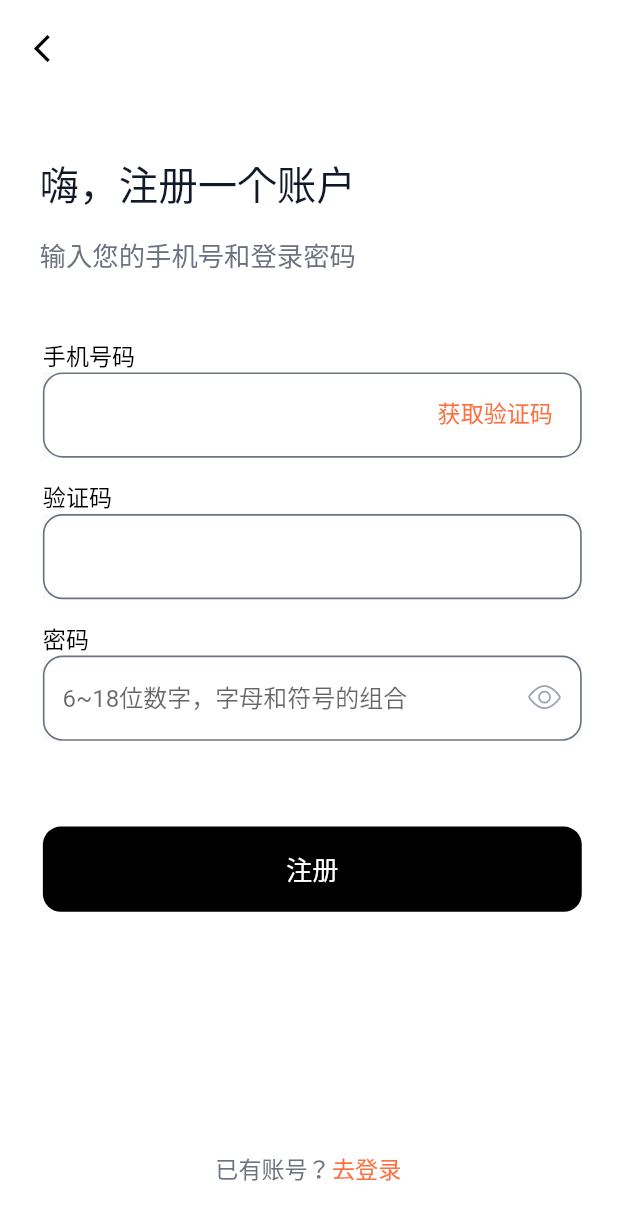
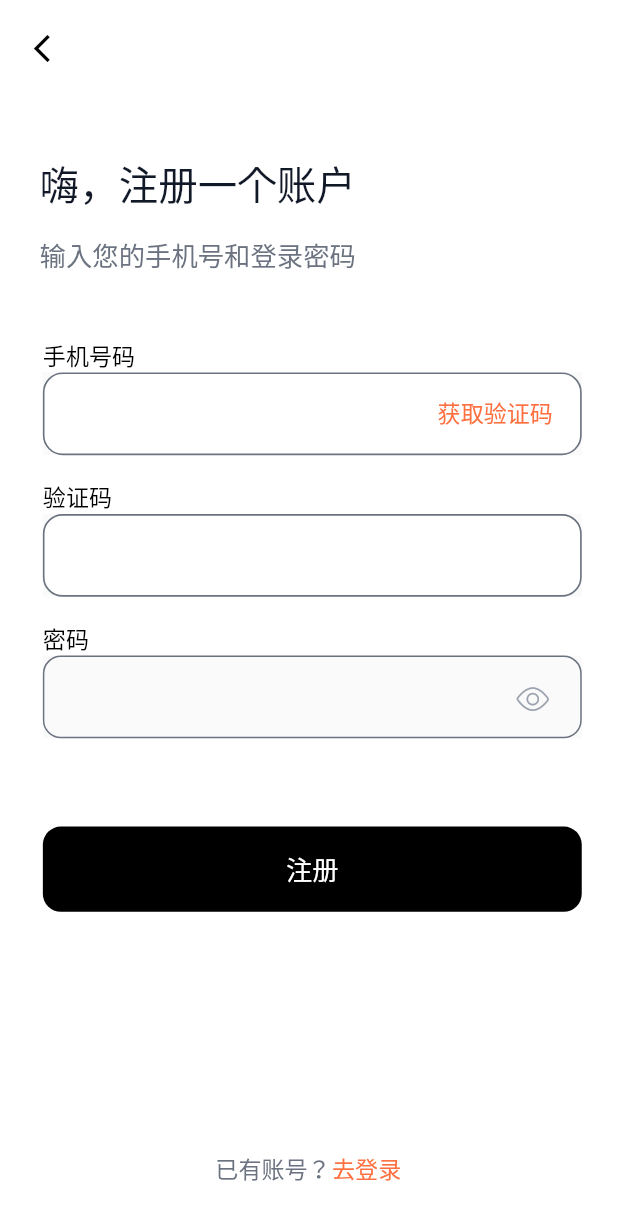
Before and after one commit to IvanLIU-11/PE-Over-Cloud, a Flutter app: the RegisterPage screen opened by its route, on a phone screen of 412 x 824 dp. Shown: the top 1220 px of the screen. Run offline on Flutter 3.47's test engine with Material 2 defaults, Android fonts, the phone set to English and light mode, and no system bars; our stand-ins replace flutter_screenutil, fluttertoast, get, pin_code_fields; Roboto replaces fonts that are missing (syhtFamily).

Commit message:
完成前端登陆注册内容，消除适配Bug

```diff
--- a/lib/screens/users/registerpage.dart
+++ b/lib/screens/users/registerpage.dart
@@ -2,7 +2,7 @@
  * @Author: IvanLiu
  * @LastEditors: IvanLiu
  * @Date: 2022-11-25 15:50:20
- * @LastEditTime: 2022-11-28 13:43:05
+ * @LastEditTime: 2022-11-28 17:31:48
  * @Descripttion:
  */
 
@@ -195,10 +195,12 @@ class _RegisterPageState extends State<RegisterPage> {
                         fontWeight: FontWeight.normal,
                       ),
                     ),
-                    Material(
+                    Expanded(
+                      child: Material(
                         child: Container(
                           height: 56.h,
                           width: 327.w,
+                          alignment: Alignment.centerLeft,
                           decoration: BoxDecoration(
                               color: Colors.white,
                               border: Border.all(
@@ -212,9 +214,15 @@ class _RegisterPageState extends State<RegisterPage> {
                           child: TextField(
                             controller: phoneController,
                             focusNode: _fnphone,
+                            style: TextStyle(
+                              color: const Color.fromRGBO(17, 24, 39, 1),
+                              fontSize: 18.sp,
+                              fontWeight: FontWeight.normal,
+                              fontFamily: "syhtFamily",
+                            ),
                             decoration: InputDecoration(
-                            border: const OutlineInputBorder(
-                                borderSide: BorderSide.none),
+                              border: InputBorder.none,
+                              isCollapsed: true,
                               prefixText: "+86 ",
                               prefixStyle: TextStyle(
                                 color: !isPhoneFocused
@@ -229,6 +237,7 @@ class _RegisterPageState extends State<RegisterPage> {
                           ),
                         ),
                       ),
+                    )
                   ],
                 ),
               ),
@@ -254,10 +263,13 @@ class _RegisterPageState extends State<RegisterPage> {
                         fontWeight: FontWeight.normal,
                       ),
                     ),
-                    Material(
+                    Expanded(
+                      child: Material(
                         child: Container(
                           height: 56.h,
                           width: 327.w,
+                          padding: EdgeInsets.fromLTRB(12.w, 0, 12.w, 0),
+                          alignment: Alignment.center,
                           decoration: BoxDecoration(
                               color: Colors.white,
                               border: Border.all(
@@ -268,12 +280,20 @@ class _RegisterPageState extends State<RegisterPage> {
                               borderRadius: BorderRadius.circular(
                                   (ScreenUtil().setSp(12)))),
                           child: TextField(
+                            style: TextStyle(
+                              color: const Color.fromRGBO(17, 24, 39, 1),
+                              fontSize: 18.sp,
+                              fontWeight: FontWeight.normal,
+                              fontFamily: "syhtFamily",
+                            ),
                             focusNode: _fnverify,
                             decoration: const InputDecoration(
-                            border:
-                                OutlineInputBorder(borderSide: BorderSide.none),
+                              isCollapsed: true,
+                              border: OutlineInputBorder(
+                                  borderSide: BorderSide.none),
                             ),
                             keyboardType: TextInputType.number,
+                          ),
                         ),
                       ),
                     ),
@@ -289,6 +309,7 @@ class _RegisterPageState extends State<RegisterPage> {
                 width: 327.w,
                 height: 77.h,
                 color: Colors.white,
+                alignment: Alignment.center,
                 child: Column(
                   crossAxisAlignment: CrossAxisAlignment.start,
                   children: [
@@ -302,37 +323,52 @@ class _RegisterPageState extends State<RegisterPage> {
                         fontWeight: FontWeight.normal,
                       ),
                     ),
-                    Material(
+                    Expanded(
+                      child: Material(
                         child: Container(
+                          width: 327.w,
                           height: 56.h,
-                        width: 327.w,
+                          padding: EdgeInsets.fromLTRB(12.w, 0, 12.w, 0),
                           decoration: BoxDecoration(
-                            color: Colors.white,
                             border: Border.all(
                               color: isPaswdFocused
                                   ? PEOCConfig.THEMECOLOR
                                   : const Color.fromRGBO(107, 114, 128, 1),
-                                width: ScreenUtil().setSp(1)),
-                            borderRadius: BorderRadius.circular(
-                                (ScreenUtil().setSp(12)))),
+                            ),
+                            borderRadius: BorderRadius.circular(12),
+                          ),
+                          child: Row(
+                            children: [
+                              Expanded(
+                                flex: 1,
                                 child: TextField(
+                                  // 输入框
                                   controller: pwdController,
-                          obscureText: !_showpwd,
                                   focusNode: _fnpaswd,
-                          decoration: InputDecoration(
-                              hintText: "6~18位数字，字母和符号的组合",
-                              hintStyle: const TextStyle(
+                                  obscureText: !_showpwd, // 是否隐藏文本，即密码类型
+                                  style: TextStyle(
+                                    color: const Color.fromRGBO(17, 24, 39, 1),
+                                    fontSize: 18.sp,
                                     fontWeight: FontWeight.normal,
                                     fontFamily: "syhtFamily",
-                                height: 1.0,
-                                leadingDistribution:
-                                    TextLeadingDistribution.even,
-                                decoration: TextDecoration.none,
                                   ),
-                              border: const OutlineInputBorder(
-                                  borderSide: BorderSide.none),
-                              suffixIcon: IconButton(
-                                icon: Icon(
+                                  decoration: const InputDecoration(
+                                    border: InputBorder.none,
+                                    isCollapsed: true,
+                                  ),
+                                  keyboardType: TextInputType.visiblePassword,
+                                ),
+                              ),
+                              Container(
+                                width: 24.w,
+                                margin: EdgeInsets.fromLTRB(5.w, 4.5.h, 5.w, 0),
+                                child: InkWell(
+                                  onTap: () {
+                                    setState(() {
+                                      _showpwd = !_showpwd;
+                                    });
+                                  },
+                                  child: Icon(
                                     _showpwd
                                         ? PEOCiconFont.closeeyeFont
                                         : PEOCiconFont.eyeFont,
@@ -341,13 +377,10 @@ class _RegisterPageState extends State<RegisterPage> {
                                         : PEOCConfig.THEMECOLOR,
                                     size: 22.sp,
                                   ),
-                                onPressed: () {
-                                  setState(() {
-                                    _showpwd = !_showpwd;
-                                  });
-                                },
-                              )),
-                          keyboardType: TextInputType.visiblePassword,
+                                ),
+                              ),
+                            ],
+                          ),
                         ),
                       ),
                     ),
```
Also changed, not shown: lib/screens/users/forgetpage.dart (+65 -31 lines). Lines whose indentation alone changed are shown as unchanged.
